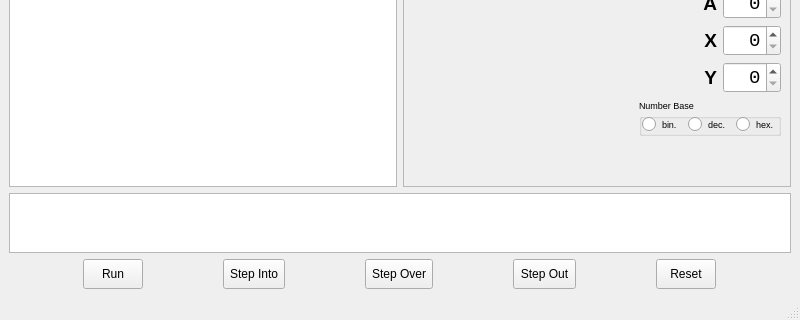
The window that mainwindow.ui (jnbarchan/6502assembler) describes before a commit, drawn with Qt 5; both pictures show x 0 to 800 and y 374 to 694 of the 800 by 694 pixel window.
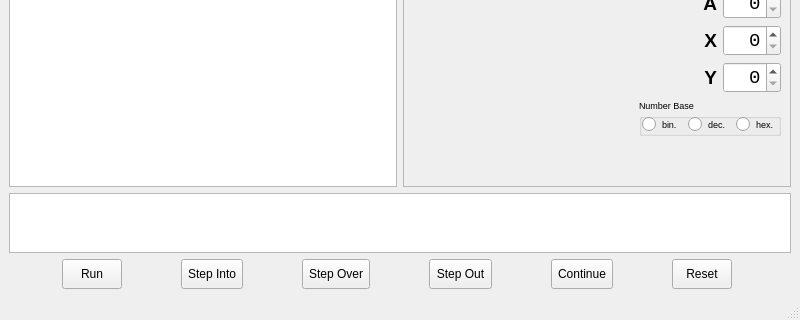
The same window after the commit. Icons and pictures are not drawn. Custom widgets are drawn as their Qt base class.

Commit message: Added Continue to RunMode.

Diff of the .ui file:
```diff
--- a/mainwindow.ui
+++ b/mainwindow.ui
@@ -521,6 +521,26 @@
         </property>
        </widget>
       </item>
+      <item>
+       <widget class="QToolButton" name="btnContinue">
+        <property name="minimumSize">
+         <size>
+          <width>60</width>
+          <height>30</height>
+         </size>
+        </property>
+        <property name="text">
+         <string>Continue</string>
+        </property>
+        <property name="icon">
+         <iconset theme="go-next">
+          <normaloff>.</normaloff>.</iconset>
+        </property>
+        <property name="toolButtonStyle">
+         <enum>Qt::ToolButtonTextBesideIcon</enum>
+        </property>
+       </widget>
+      </item>
       <item>
        <widget class="QToolButton" name="btnReset">
         <property name="minimumSize">
```
Left out of the diff: 6 changed lines with no effect on the pictures. The commit also changes 9 other files.
